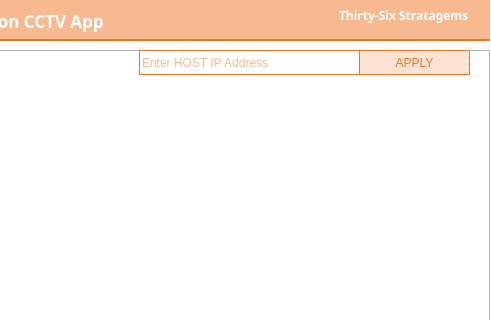
VEDA-ThirtySix/PAMS-client, file cctv_36/src/ui/mainwindow.ui: the form before one commit; both pictures show x 561 to 1052 and y 0 to 320 of the 1052 by 711 pixel window.
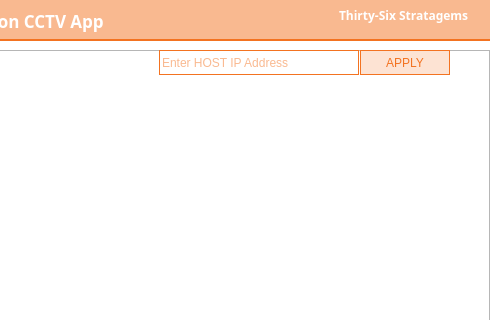
The form after the commit. Icons and pictures are not drawn.

The edit to the form file:
```diff
--- a/cctv_36/src/ui/mainwindow.ui
+++ b/cctv_36/src/ui/mainwindow.ui
@@ -183,9 +183,9 @@
    <widget class="QLineEdit" name="lineEdit_host">
     <property name="geometry">
      <rect>
-      <x>700</x>
+      <x>720</x>
       <y>50</y>
-      <width>221</width>
+      <width>200</width>
       <height>25</height>
      </rect>
     </property>
@@ -203,9 +203,9 @@
    <widget class="QPushButton" name="pushButton_apply">
     <property name="geometry">
      <rect>
-      <x>920</x>
+      <x>921</x>
       <y>50</y>
-      <width>111</width>
+      <width>90</width>
       <height>25</height>
      </rect>
     </property>
```
Left out of the diff: 4 changed lines with no effect on the pictures.
